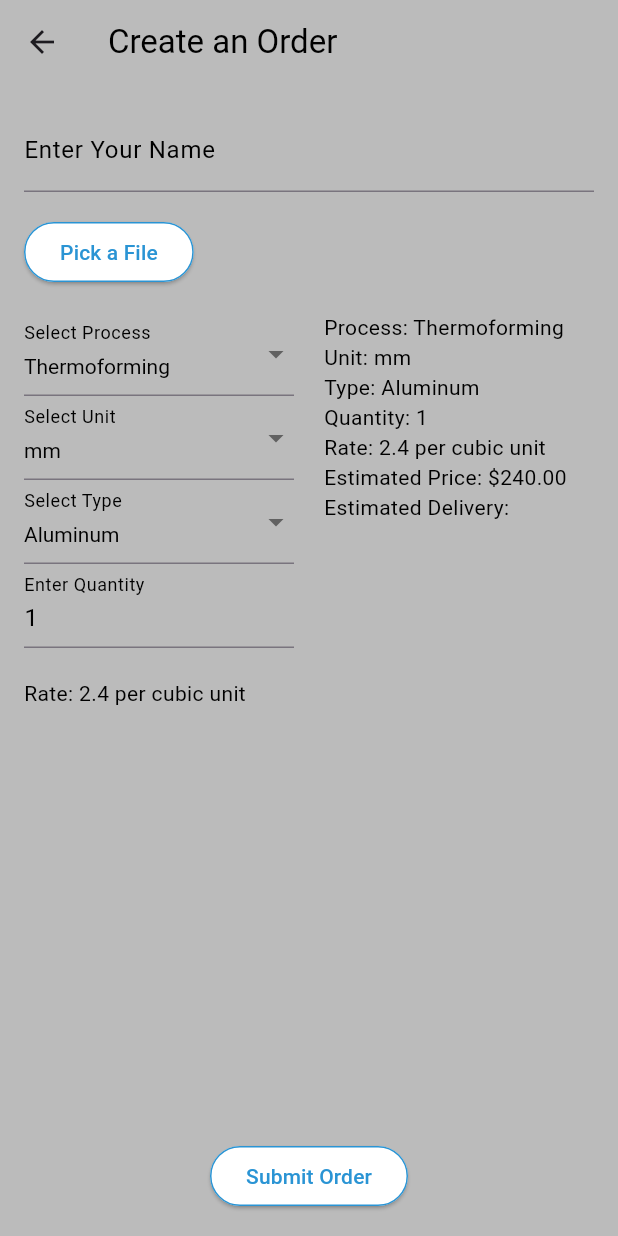
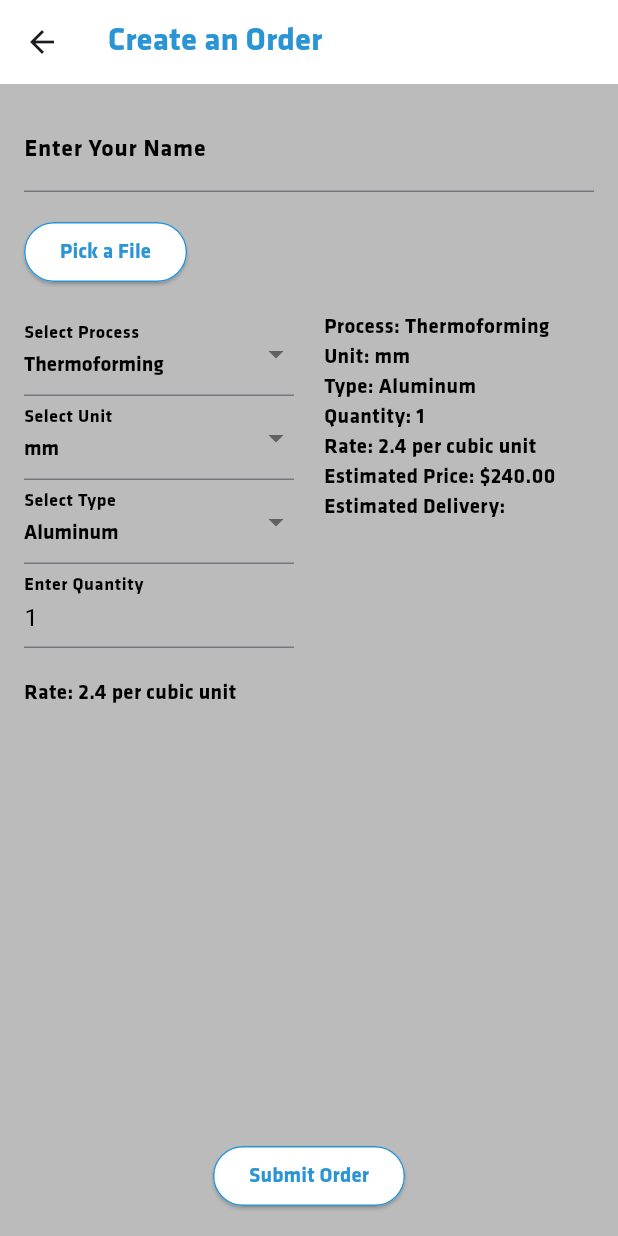
Before and after one commit to jhanel/service_package, a Flutter app: the screen it shows after launch, after a tap on "Create Order", on a phone screen of 412 x 824 dp. Run offline on Flutter 3.47's test engine with Material 3 defaults, Android fonts, the light colour scheme and no system bars; our stand-ins replace file_picker, logger; missing offline and left inert: universal_html.

Commit message:
Fonts and Color Palette update
All fonts and color palettes follow Limbitless Branding Guidelines

```diff
--- a/project/lib/main.dart
+++ b/project/lib/main.dart
@@ -1,3 +1,8 @@
+// Design
+//  Button texts and Headings are Klavika Bold
+//  All other texts are Klavika Regular (normal)
+
+
 import 'package:flutter/material.dart';
 import 'package:file_picker/file_picker.dart';
 import 'package:service_package/web_save_file.dart';
@@ -34,7 +39,14 @@ class MyHomePage extends StatelessWidget {
   Widget build(BuildContext context) {
     return Scaffold(
       appBar: AppBar(
-        title: const Text('Services:', style: TextStyle(color: Color(0xFF2A94D4))),
+        title: const Text(
+          'Services:',
+          style: TextStyle(
+            fontFamily: 'Klavika',
+            fontWeight: FontWeight.bold,
+            color: Color(0xFF2A94D4),
+          ),
+        ),
         backgroundColor: const Color(0xFFFFFFFF),
       ),
       body: Container(
@@ -55,7 +67,11 @@ class MyHomePage extends StatelessWidget {
                   foregroundColor: WidgetStateProperty.all(const Color(0xFF2A94D4)), // Button text color
                   side: WidgetStateProperty.all(const BorderSide(color: Color(0xFF2A94D4))), // Button border color
                 ),
-                child: const Text('Create Order', style: TextStyle(color: Color(0xFF2A94D4))),
+                child: const Text('Create Order', style: TextStyle(
+                  color: Color(0xFF2A94D4),
+                  fontFamily: 'Klavika',
+                  fontWeight: FontWeight.bold,
+                  )),
               ),
               const SizedBox(height: 16.0), // Add spacing between buttons
               ElevatedButton(
@@ -70,7 +86,11 @@ class MyHomePage extends StatelessWidget {
                   foregroundColor: WidgetStateProperty.all(const Color(0xFF2A94D4)), // Button text color
                   side: WidgetStateProperty.all(const BorderSide(color: Color(0xFF2A94D4))), // Button border color
                 ),
-                child: const Text('Track Order', style: TextStyle(color: Color(0xFF2A94D4))),
+                child: const Text('Track Order', style: TextStyle(
+                  color: Color(0xFF2A94D4),
+                  fontFamily: 'Klavika',
+                  fontWeight: FontWeight.bold,
+                  )),
               ),
             ],
           ),
@@ -254,9 +274,17 @@ class CreateOrderPageState extends State<CreateOrderPage> {
   Widget build(BuildContext context) {
     return Scaffold(
       appBar: AppBar(
-        title: const Text('Create an Order', style: TextStyle(color: Color(0xFF000000))),
-        backgroundColor: const Color(0xFFBBBBBB),
+        title: const Text(
+          'Create an Order',
+          style: TextStyle(
+          color: Color(0xFF2A94D4),
+          fontFamily: 'Klavika',
+          fontWeight: FontWeight.bold,
+          ),
+        ),
+        backgroundColor: const Color(0xFFFFFFFF),
       ),
+
       body: Container(
         color: const Color(0xFFBBBBBB),
         padding: const EdgeInsets.all(16.0),
@@ -269,12 +297,16 @@ class CreateOrderPageState extends State<CreateOrderPage> {
                 controller: _nameController,
                 decoration: const InputDecoration(
                   labelText: 'Enter Your Name',
-                  labelStyle: TextStyle(color: Color(0xFF000000)),
+                  labelStyle: TextStyle(
+                    color: Color(0xFF000000),
+                    fontFamily: 'Klavika',
+                    fontWeight: FontWeight.normal,
+                    ),
                 ),
                 style: const TextStyle(color: Color(0xFF000000)),
                 validator: (value) {
                   if (value == null || value.isEmpty) {
-                    return 'Please enter your name';
+                    return 'Please fill out the name field!';
                   }
                   return null;
                 },
@@ -287,7 +319,13 @@ class CreateOrderPageState extends State<CreateOrderPage> {
                   foregroundColor: WidgetStateProperty.all(const Color(0xFF2A94D4)), // Button text color
                   side: WidgetStateProperty.all(const BorderSide(color: Color(0xFF2A94D4))), // Button border color
                 ),
-                child: const Text('Pick a File'),
+                child: const Text(
+                  'Pick a File',
+                  style: TextStyle(
+                    fontFamily: 'Klavika',
+                    fontWeight: FontWeight.bold,
+                  ),
+                ),
               ),
               if (_filePath != null) Text('Selected file: $_filePath', style: const TextStyle(color: Color(0xFF000000))),
               const SizedBox(height: 16.0),
@@ -303,9 +341,16 @@ class CreateOrderPageState extends State<CreateOrderPage> {
                             value: _selectedProcess,
                             decoration: const InputDecoration(
                               labelText: 'Select Process',
-                              labelStyle: TextStyle(color: Color(0xFF000000)),
+                              labelStyle: TextStyle(
+                                color: Color(0xFF000000),
+                                fontFamily: 'Klavika',
+                                fontWeight: FontWeight.normal,
+                              ),
                             ),
-                            style: const TextStyle(color: Color(0xFF000000)),
+                            style: const TextStyle(
+                              color: Color(0xFF000000),
+                              fontFamily: 'Klavika', fontWeight: FontWeight.normal,
+                            ),
                             items: ['Thermoforming', '3D Printing', 'Milling']
                                 .map((String value) {
                               return DropdownMenuItem<String>(
@@ -324,9 +369,17 @@ class CreateOrderPageState extends State<CreateOrderPage> {
                             value: _selectedUnit,
                             decoration: const InputDecoration(
                               labelText: 'Select Unit',
-                              labelStyle: TextStyle(color: Color(0xFF000000)),
+                              labelStyle: TextStyle(
+                                color: Color(0xFF000000),
+                                fontFamily: 'Klavika',
+                                fontWeight: FontWeight.normal,
+                              ),
                             ),
-                            style: const TextStyle(color: Color(0xFF000000)),
+                            style: const TextStyle(
+                              color: Color(0xFF000000),
+                              fontFamily: 'Klavika',
+                              fontWeight: FontWeight.normal,
+                            ),
                             items: ['mm', 'cm', 'inches'].map((String value) {
                               return DropdownMenuItem<String>(
                                 value: value,
@@ -344,9 +397,17 @@ class CreateOrderPageState extends State<CreateOrderPage> {
                             value: _selectedType,
                             decoration: const InputDecoration(
                               labelText: 'Select Type',
-                              labelStyle: TextStyle(color: Color(0xFF000000)),
+                              labelStyle: TextStyle(
+                                color: Color(0xFF000000),
+                                fontFamily: 'Klavika',
+                                fontWeight: FontWeight.normal,
+                              ),
                             ),
-                            style: const TextStyle(color: Color(0xFF000000)),
+                            style: const TextStyle(
+                              color: Color(0xFF000000),
+                              fontFamily: 'Klavika',
+                              fontWeight: FontWeight.normal,
+                            ),
                             items: ['Aluminum', 'Steel', 'Brass'].map((String value) {
                               return DropdownMenuItem<String>(
                                 value: value,
@@ -363,7 +424,11 @@ class CreateOrderPageState extends State<CreateOrderPage> {
                           TextFormField(
                             decoration: const InputDecoration(
                               labelText: 'Enter Quantity',
-                              labelStyle: TextStyle(color: Color(0xFF000000)),
+                              labelStyle: TextStyle(
+                                color: Color(0xFF000000),
+                                fontFamily: 'Klavika',
+                                fontWeight: FontWeight.normal,
+                              ),
                             ),
                             keyboardType: TextInputType.number,
                             initialValue: '1',
@@ -381,7 +446,11 @@ class CreateOrderPageState extends State<CreateOrderPage> {
                             },
                           ),
                           const SizedBox(height: 20),
-                          Text('Rate: $_rate per cubic unit', style: const TextStyle(color: Color(0xFF000000))),
+                          Text('Rate: $_rate per cubic unit', style: const TextStyle(
+                            color: Color(0xFF000000),
+                            fontFamily: 'Klavika',
+                            fontWeight: FontWeight.normal,
+                          )),
                         ],
                       ),
                     ),
@@ -391,13 +460,34 @@ class CreateOrderPageState extends State<CreateOrderPage> {
                       child: Column(
                         crossAxisAlignment: CrossAxisAlignment.start,
                         children: [
-                          Text('Process: $_selectedProcess', style: const TextStyle(color: Color(0xFF000000))),
-                          Text('Unit: $_selectedUnit', style: const TextStyle(color: Color(0xFF000000))),
-                          Text('Type: $_selectedType', style: const TextStyle(color: Color(0xFF000000))),
-                          Text('Quantity: $_quantity', style: const TextStyle(color: Color(0xFF000000))),
-                          Text('Rate: $_rate per cubic unit', style: const TextStyle(color: Color(0xFF000000))),
-                          Text('Estimated Price: \$${(_volume * _rate * _quantity).toStringAsFixed(2)}', style: const TextStyle(color: Colors.black)),
-                          const Text('Estimated Delivery:', style: TextStyle(color: Color(0xFF000000))),
+                          Text('Process: $_selectedProcess', style: const TextStyle(
+                            color: Color(0xFF000000),
+                            fontFamily: 'Klavika', fontWeight: FontWeight.normal,
+                          )),
+                          Text('Unit: $_selectedUnit', style: const TextStyle(
+                            color: Color(0xFF000000),
+                            fontFamily: 'Klavika', fontWeight: FontWeight.normal,
+                          )),
+                          Text('Type: $_selectedType', style: const TextStyle(
+                            color: Color(0xFF000000),
+                            fontFamily: 'Klavika', fontWeight: FontWeight.normal,
+                          )),
+                          Text('Quantity: $_quantity', style: const TextStyle(
+                            color: Color(0xFF000000),
+                            fontFamily: 'Klavika', fontWeight: FontWeight.normal,
+                          )),
+                          Text('Rate: $_rate per cubic unit', style: const TextStyle(
+                            color: Color(0xFF000000),
+                            fontFamily: 'Klavika', fontWeight: FontWeight.normal,
+                          )),
+                          Text('Estimated Price: \$${(_volume * _rate * _quantity).toStringAsFixed(2)}', style: const TextStyle(
+                            color: Colors.black,
+                            fontFamily: 'Klavika', fontWeight: FontWeight.normal,
+                          )),
+                          const Text('Estimated Delivery:', style: TextStyle(
+                            color: Color(0xFF000000),
+                            fontFamily: 'Klavika', fontWeight: FontWeight.normal,
+                          )),
                         ],
                       ),
                     ),
@@ -413,7 +503,13 @@ class CreateOrderPageState extends State<CreateOrderPage> {
                     foregroundColor: WidgetStateProperty.all(const Color(0xFF2A94D4)), // Button text color
                     side: WidgetStateProperty.all(const BorderSide(color: Color(0xFF2A94D4))), // Button border color
                   ),
-                  child: const Text('Submit Order'),
+                  child: const Text(
+                    'Submit Order',
+                    style: TextStyle(
+                      fontFamily: 'Klavika',
+                      fontWeight: FontWeight.bold,
+                    ),
+                  ),
                 ),
               ),
             ],
@@ -449,9 +545,17 @@ class TrackOrderPageState extends State<TrackOrderPage> {
   Widget build(BuildContext context) {
     return Scaffold(
       appBar: AppBar(
-        title: const Text('Track Your Order', style: TextStyle(color: Color(0xFF000000))),
-        backgroundColor: const Color(0xFFBBBBBB),
+        title: const Text(
+          'Track Your Order',
+          style: TextStyle(
+            color: Color(0xFF2A94D4),
+            fontFamily: 'Klavika',
+            fontWeight: FontWeight.bold,
+          ),
+        ),
+        backgroundColor: const Color(0xFFFFFFFF),
       ),
+
       body: Container(
         color: const Color(0xFFBBBBBB),
         padding: const EdgeInsets.all(16.0),
@@ -461,7 +565,10 @@ class TrackOrderPageState extends State<TrackOrderPage> {
             if (_orderStatus.isNotEmpty)
               Text(
                 _orderStatus,
-                style: const TextStyle(fontSize: 18.0, color: Color(0xFF000000)),
+                style: const TextStyle(
+                  fontSize: 18.0, color: Color(0xFF000000),
+                  fontFamily: 'Klavika', fontWeight: FontWeight.bold,
+                ),
               ),
             const SizedBox(height: 16.0),
             if (!_isTracking) ...[
@@ -470,7 +577,10 @@ class TrackOrderPageState extends State<TrackOrderPage> {
                 decoration: const InputDecoration(
                   labelText: 'Enter Order ID',
                   border: OutlineInputBorder(),
-                  labelStyle: TextStyle(color: Color(0xFF000000)),
+                  labelStyle: TextStyle(
+                    color: Color(0xFF000000),
+                    fontFamily: 'Klavika', fontWeight: FontWeight.normal,
+                  ),
                 ),
                 style: const TextStyle(color: Color(0xFF000000)),
               ),
@@ -482,7 +592,11 @@ class TrackOrderPageState extends State<TrackOrderPage> {
                   foregroundColor: WidgetStateProperty.all(const Color(0xFF2A94D4)), // Button text color
                   side: WidgetStateProperty.all(const BorderSide(color: Color(0xFF2A94D4))), // Button border color
                 ),
-                child: const Text('Track Order'),
+                child: const Text('Track Order',
+                  style: TextStyle(
+                    fontFamily: 'Klavika', fontWeight: FontWeight.bold,
+                  ),
+                ),
               ),
               const SizedBox(height: 16.0),
             ],
@@ -509,14 +623,54 @@ class TrackOrderPageState extends State<TrackOrderPage> {
       child: Column(
         crossAxisAlignment: CrossAxisAlignment.start,
         children: [
-          Text('Order Number: ${globalOrderDetails.orderNumber}'),
-          Text('User Name: ${globalOrderDetails.userName}'),
-          Text('Process: ${globalOrderDetails.process}'),
-          Text('Unit: ${globalOrderDetails.unit}'),
-          Text('Type: ${globalOrderDetails.type}'),
-          Text('Quantity: ${globalOrderDetails.quantity}'),
-          Text('Rate: ${globalOrderDetails.rate} per cubic unit'),
-          Text('Estimated Price: \$${(_volume * globalOrderDetails.rate * globalOrderDetails.quantity).toStringAsFixed(2)}'),
+          Text(
+            'Order Number: ${globalOrderDetails.orderNumber}',
+            style: const TextStyle(
+              fontFamily: 'Klavika', fontWeight: FontWeight.normal,
+            ),
+          ),
+          Text(
+            'User Name: ${globalOrderDetails.userName}',
+            style: const TextStyle(
+              fontFamily: 'Klavika', fontWeight: FontWeight.normal,
+            ),
+          ),
+          Text(
+            'Process: ${globalOrderDetails.process}',
+            style: const TextStyle(
+              fontFamily: 'Klavika', fontWeight: FontWeight.normal,
+            ),
+          ),
+          Text(
+            'Unit: ${globalOrderDetails.unit}',
+            style: const TextStyle(
+              fontFamily: 'Klavika', fontWeight: FontWeight.normal,
+            ),
+          ),
+          Text(
+            'Type: ${globalOrderDetails.type}',
+            style: const TextStyle(
+              fontFamily: 'Klavika', fontWeight: FontWeight.normal,
+            ),
+          ),
+          Text(
+            'Quantity: ${globalOrderDetails.quantity}',
+            style: const TextStyle(
+              fontFamily: 'Klavika', fontWeight: FontWeight.normal,
+            ),
+          ),
+          Text(
+            'Rate: ${globalOrderDetails.rate} per cubic unit',
+            style: const TextStyle(
+              fontFamily: 'Klavika', fontWeight: FontWeight.normal,
+            ),
+          ),
+          Text(
+            'Estimated Price: \$${(_volume * globalOrderDetails.rate * globalOrderDetails.quantity).toStringAsFixed(2)}',
+            style: const TextStyle(
+              fontFamily: 'Klavika', fontWeight: FontWeight.normal,
+            ),
+          ),
         ],
       ),
     );
@@ -551,7 +705,10 @@ class TrackOrderPageState extends State<TrackOrderPage> {
       ),
       child: Text(
         title,
-        style: const TextStyle(color: Color(0xFFFFFFFF), fontSize: 14.0),
+        style: const TextStyle(
+          color: Color(0xFFFFFFFF), fontSize: 14.0,
+          fontFamily: 'Klavika', fontWeight: FontWeight.normal,
+        ),
       ),
     );
   }
```
Also changed, not shown: project/pubspec.yaml (+19 -66 lines), project/pubspec.lock.
